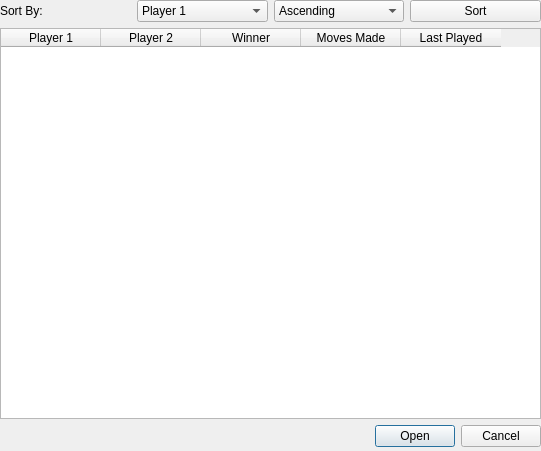
Qt form src/ui/loadgame.ui (Feverfew/ChessGUIProject) before a commit.
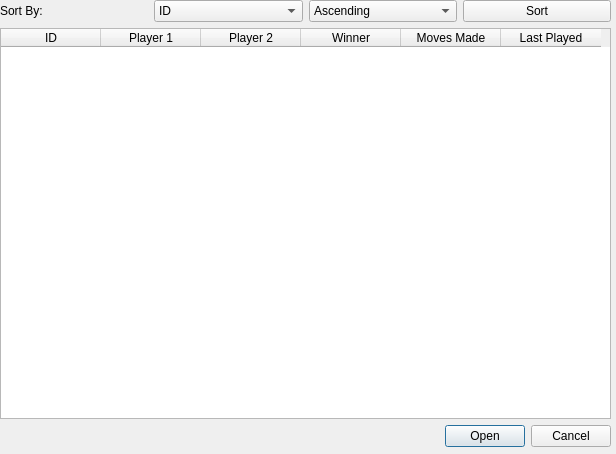
The same form after that commit.

Patch:
```diff
--- a/src/ui/loadgame.ui
+++ b/src/ui/loadgame.ui
@@ -6,8 +6,8 @@
    <rect>
     <x>0</x>
     <y>0</y>
-    <width>541</width>
-    <height>451</height>
+    <width>616</width>
+    <height>454</height>
    </rect>
   </property>
   <property name="windowTitle">
@@ -18,7 +18,7 @@
     <rect>
      <x>0</x>
      <y>0</y>
-     <width>541</width>
+     <width>611</width>
      <height>451</height>
     </rect>
    </property>
@@ -39,7 +39,12 @@
        </widget>
       </item>
       <item>
-       <widget class="QComboBox" name="comboBox_2">
+       <widget class="QComboBox" name="sort_type">
+        <item>
+         <property name="text">
+          <string>ID</string>
+         </property>
+        </item>
         <item>
          <property name="text">
           <string>Player 1</string>
@@ -119,6 +124,11 @@
       <property name="rowCount">
        <number>0</number>
       </property>
+      <column>
+       <property name="text">
+        <string>ID</string>
+       </property>
+      </column>
       <column>
        <property name="text">
         <string>Player 1</string>
```
Left out of the diff: 4 changed lines with no effect on the pictures.
